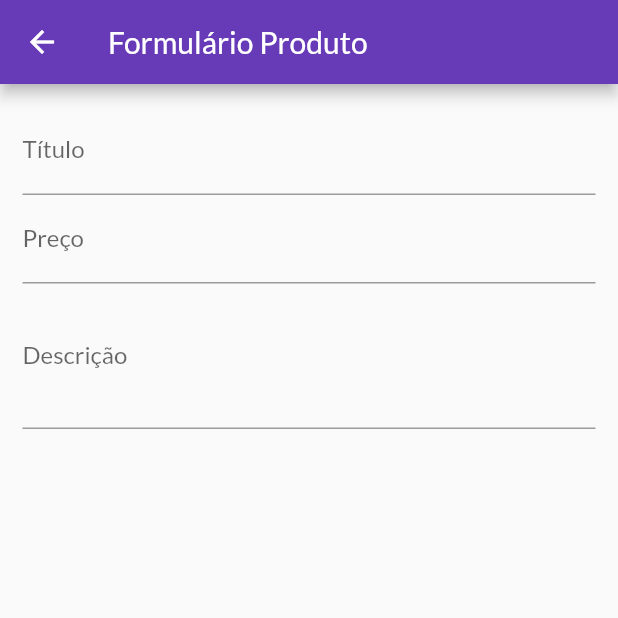
After one commit to yuredev/flutter-shop, a Flutter app: the ProductFormScreen screen opened by its route, on a phone screen of 412 x 824 dp, the top half of it. The commit adds this screen. Run offline on Flutter 3.47's test engine with Material 2 defaults, Android fonts, the phone set to English and light mode, and no system bars; network calls fail.

Commit message:
product form screen added

```diff
--- a/lib/main.dart
+++ b/lib/main.dart
@@ -5,6 +5,7 @@ import 'package:shop/providers/products.dart';
 import 'package:shop/screens/cart_screen.dart';
 import 'package:shop/screens/orders_screen.dart';
 import 'package:shop/screens/product_details_screen.dart';
+import 'package:shop/screens/product_form_screen.dart';
 import 'package:shop/screens/product_manager_screen.dart';
 import 'package:shop/screens/products_overview_screen.dart';
 import 'package:provider/provider.dart';
@@ -41,6 +42,7 @@ class MyApp extends StatelessWidget {
           '/cart': (_) => CartScreen(),
           '/orders': (_) => OrdersScreen(),
           '/products-manager': (_) => ProductManagerScreen(),
+          '/product-form': (_) => ProductFormScreen(),
         },
       ),
     );
--- /dev/null
+++ b/lib/screens/product_form_screen.dart
@@ -0,0 +1,70 @@
+import 'package:flutter/material.dart';
+
+class ProductFormScreen extends StatefulWidget {
+  @override
+  _ProductFormScreenState createState() => _ProductFormScreenState();
+}
+
+class _ProductFormScreenState extends State<ProductFormScreen> {
+  final _priceFocusNode = FocusNode();
+  final _descriptionFocusNode = FocusNode();
+
+  @override
+  void dispose() {
+    super.dispose();
+    // limpar memória ao sair
+    _priceFocusNode.dispose();
+    _descriptionFocusNode.dispose();
+  }
+
+  @override
+  Widget build(BuildContext context) {
+    return Scaffold(
+      appBar: AppBar(
+        title: Text('Formulário Produto'),
+      ),
+      body: Padding(
+        padding: const EdgeInsets.all(15.0),
+        child: Form(
+          child: ListView(
+            children: [
+              TextFormField(
+                decoration: InputDecoration(
+                  labelText: 'Título',
+                ),
+                // trocar o botão de done pelo de next no teclado
+                // para não submeter o formulário inteiro
+                textInputAction: TextInputAction.next,
+                // quando o next for pressionado, colocar o foco no próximo input
+                onFieldSubmitted: (_) {
+                  FocusScope.of(context).requestFocus(_priceFocusNode);
+                },
+              ),
+              TextFormField(
+                decoration: InputDecoration(
+                  labelText: 'Preço',
+                ),
+                focusNode: _priceFocusNode,
+                keyboardType: TextInputType.numberWithOptions(
+                  decimal: true,
+                ),
+                textInputAction: TextInputAction.next,
+                onFieldSubmitted: (_) {
+                  FocusScope.of(context).requestFocus(_descriptionFocusNode);
+                },
+              ),
+              TextFormField(
+                decoration: InputDecoration(
+                  labelText: 'Descrição',
+                ),
+                maxLines: 3,
+                keyboardType: TextInputType.multiline,
+                focusNode: _descriptionFocusNode,
+              ),
+            ],
+          ),
+        ),
+      ),
+    );
+  }
+}
--- a/lib/screens/product_manager_screen.dart
+++ b/lib/screens/product_manager_screen.dart
@@ -15,7 +15,9 @@ class ProductManagerScreen extends StatelessWidget {
         actions: [
           IconButton(
             icon: const Icon(Icons.add),
-            onPressed: () {},
+            onPressed: () {
+              Navigator.of(context).pushNamed('/product-form');
+            },
           )
         ],
       ),
```
